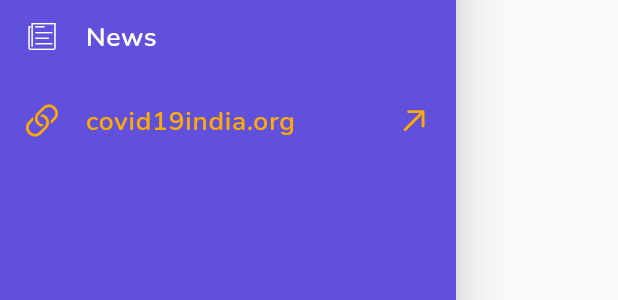
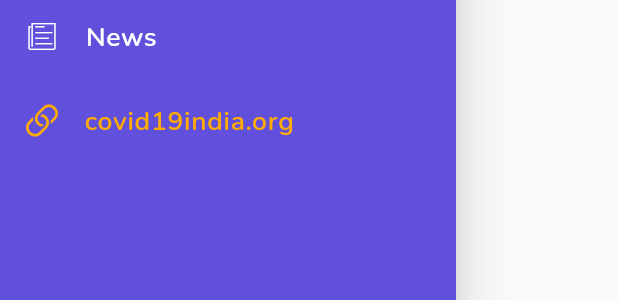
Before and after one commit to PrathmeshSadake/covisafe, a Flutter app: the CustomDrawer widget shown alone on an empty page, opened directly, on a phone screen of 412 x 824 dp. Shown: the part 427-727 px from the top of the screen. Run offline on Flutter 3.47's test engine with Material 2 defaults, Android fonts, the phone set to English and light mode, and no system bars; our stand-ins replace charts_flutter, google_fonts, string_validator; network calls fail.

Commit message:
changes to drawer

```diff
--- a/lib/widgets/custom_drawer.dart
+++ b/lib/widgets/custom_drawer.dart
@@ -138,11 +138,7 @@
                   CupertinoIcons.link,
                   color: Color(0xFFFFAB05),
                 ),
-                horizontalTitleGap: 1.0,
-                trailing: Icon(
-                  CupertinoIcons.arrow_up_right,
-                  color: Color(0xFFFFAB05),
-                ),
+                horizontalTitleGap: 0.2,
                 title: Text(
                   'covid19india.org',
                   textScaleFactor: 1.1,
```
